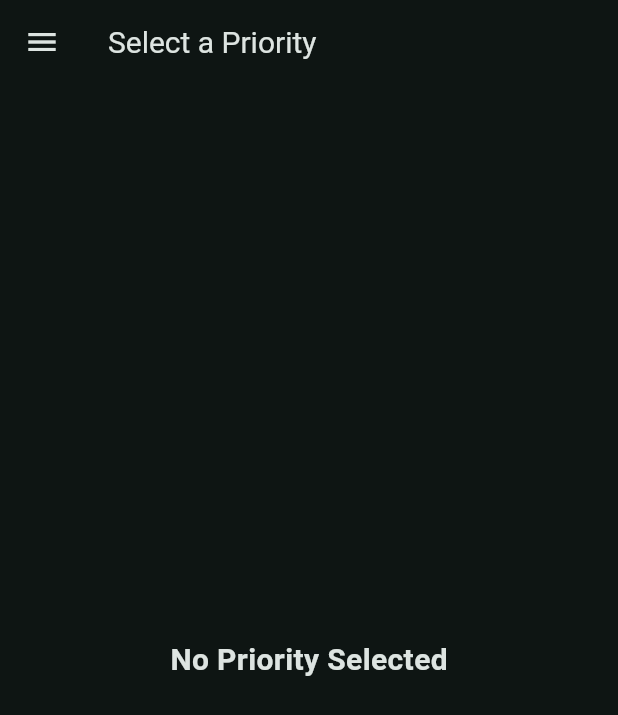
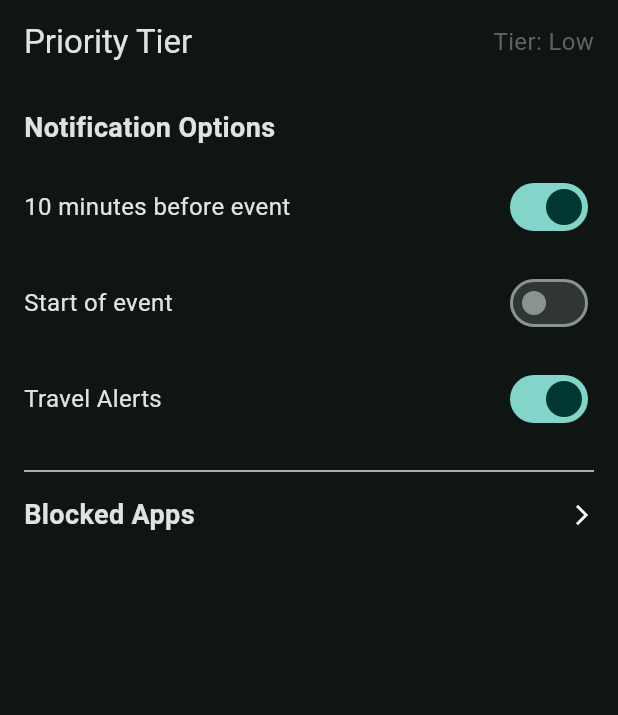
Before and after one commit to 43r361/chronos_frontend, a Flutter app: the PriorityTierPage screen opened directly, on a phone screen of 412 x 824 dp. Shown: the top 715 px of the screen. Run offline on Flutter 3.47's test engine with Material 3 defaults, Android fonts, the phone set to English and light mode, and no system bars; our stand-ins replace table_calendar.

Commit message:
Fixed the deletions from the merge conflict

```diff
--- a/lib/views/pages/priority_tier_page.dart
+++ b/lib/views/pages/priority_tier_page.dart
@@ -1,42 +1,142 @@
 import 'package:flutter/material.dart';
-import 'package:frontend/data/priority_provider.dart';
-import 'package:frontend/widgets/priorities_list_widget.dart';
 
-class PriorityTierPage extends StatelessWidget {
-  final PriorityProvider priorityProvider = PriorityProvider();
 
-  PriorityTierPage({super.key});
+class PriorityTierPage extends StatefulWidget {
+  @override
+  _PriorityTierPageState createState() => _PriorityTierPageState();
+}
+
+class _PriorityTierPageState extends State<PriorityTierPage> {
+  String selectedTier = "Low";
+  bool tenPushNotification = true;
+  bool zeroPushNotifications = false;
+  bool travelNotifications = true;
 
   @override
   Widget build(BuildContext context) {
     return Scaffold(
       appBar: AppBar(
-        title: ValueListenableBuilder<String?>(
-          valueListenable: priorityProvider.selectedTier,
-          builder: (context, selectedTier, child) {
-            return Text(
-              selectedTier ?? "Select a Priority",
-              style: const TextStyle(fontSize: 20),
-            );
-          },
-        ),
+        title: Text("Priority Tier"),
+        actions: [
+          Padding(
+            padding: const EdgeInsets.only(right: 16.0),
+            child: Center(
+              child: Text(
+                "Tier: $selectedTier",
+                style: TextStyle(
+                  fontSize: 16,
+                  color: Colors.grey[700],
+                ),
+              ),
+            ),
+          ),
+        ],
       ),
-      drawer: Drawer(
-        child: PriorityListWidget(priorityProvider: priorityProvider),
-      ),
-      body: Center(
-        child: ValueListenableBuilder<String?>(
-          valueListenable: priorityProvider.selectedTier,
-          builder: (context, selectedTier, child) {
-            return Text(
-              selectedTier != null
-                  ? "Selected Priority: $selectedTier"
-                  : "No Priority Selected",
-              style: const TextStyle(fontSize: 20, fontWeight: FontWeight.bold),
-            );
-          },
+      body: Padding(
+        padding: const EdgeInsets.all(16.0),
+        child: Column(
+          crossAxisAlignment: CrossAxisAlignment.start,
+          children: [
+            // Notification Options
+            Text(
+              "Notification Options",
+              style: TextStyle(
+                fontSize: 18,
+                fontWeight: FontWeight.bold,
+              ),
+            ),
+            SizedBox(height: 8),
+            _buildNotificationOption("10 minutes before event", tenPushNotification, (value) {
+              setState(() {
+                tenPushNotification = value;
+              });
+            }),
+            _buildNotificationOption("Start of event", zeroPushNotifications, (value) {
+              setState(() {
+                zeroPushNotifications = value;
+              });
+            }),
+            _buildNotificationOption("Travel Alerts", travelNotifications, (value) {
+              setState(() {
+                travelNotifications = value;
+              });
+            }),
+            // Divider
+            Divider(height: 32, thickness: 1, color: Colors.grey[300]),
+            // Blocked Apps Section
+            GestureDetector(
+              onTap: () {
+                Navigator.push(
+                  context,
+                  MaterialPageRoute(builder: (context) => BlockedAppsPage()),
+                );
+              },
+              child: Row(
+                children: [
+                  Text(
+                    "Blocked Apps",
+                    style: TextStyle(
+                      fontSize: 18,
+                      fontWeight: FontWeight.bold,
+                    ),
+                  ),
+                  Spacer(),
+                  Icon(Icons.arrow_forward_ios, size: 16),
+                ],
+              ),
+            ),
+          ],
         ),
       ),
     );
   }
+
+  Widget _buildNotificationOption(String title, bool value, Function(bool) onChanged) {
+    return Padding(
+      padding: const EdgeInsets.symmetric(vertical: 8.0),
+      child: Row(
+        children: [
+          Text(
+            title,
+            style: TextStyle(fontSize: 16),
+          ),
+          Spacer(),
+          Switch(
+            value: value,
+            onChanged: onChanged,
+          ),
+        ],
+      ),
+    );
+  }
 }
+
+class BlockedAppsPage extends StatelessWidget {
+  @override
+  Widget build(BuildContext context) {
+    return Scaffold(
+      appBar: AppBar(
+        title: Text("Blocked Apps"),
+      ),
+      body: ListView(
+        children: [
+          ListTile(
+            leading: Icon(Icons.apps),
+            title: Text("App 1"),
+            trailing: Icon(Icons.block, color: Colors.red),
+          ),
+          ListTile(
+            leading: Icon(Icons.apps),
+            title: Text("App 2"),
+            trailing: Icon(Icons.block, color: Colors.red),
+          ),
+          ListTile(
+            leading: Icon(Icons.apps),
+            title: Text("App 3"),
+            trailing: Icon(Icons.block, color: Colors.red),
+          ),
+        ],
+      ),
+    );
+  }
+}
```
